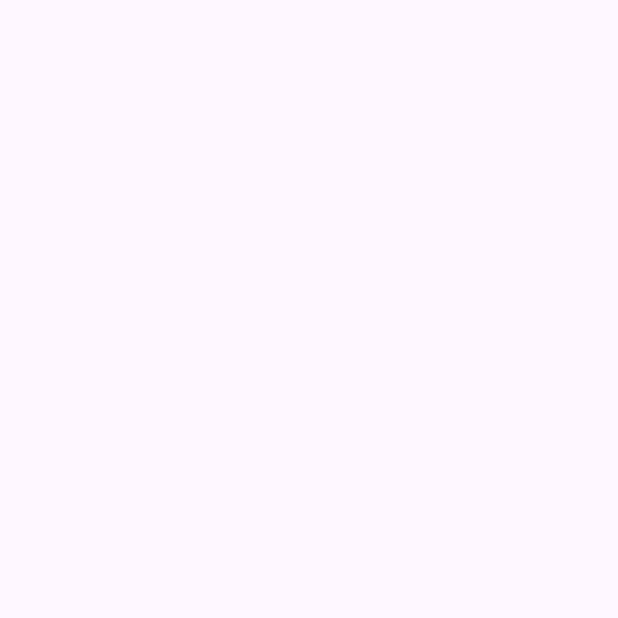
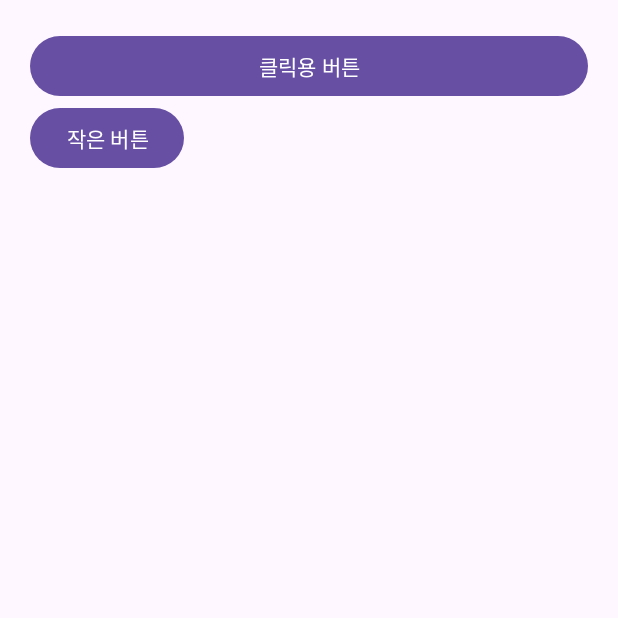
Before and after one commit to sungjakim/kotlinBasic01_Omali, an Android app: the screen it shows after launch (MainActivity), on a phone screen of 412 x 824 dp, the top half of it. Before the commit the part shown is empty. Run offline under Robolectric (Android 15) with nearby library versions, the phone set to English and light mode, and no system bars.

Commit message:
버튼2개 추가->기초 이벤트에 사용할 예정

```diff
--- a/app/build.gradle
+++ b/app/build.gradle
@@ -1,6 +1,7 @@
 plugins {
     id 'com.android.application'
     id 'org.jetbrains.kotlin.android'
+    id 'org.jetbrains.kotlin.android.extensions'
 }
 
 android {
--- a/app/src/main/java/com/omali/kotlinbasic01_omali/MainActivity.kt
+++ b/app/src/main/java/com/omali/kotlinbasic01_omali/MainActivity.kt
@@ -2,10 +2,13 @@ package com.omali.kotlinbasic01_omali
 
 import androidx.appcompat.app.AppCompatActivity
 import android.os.Bundle
+import kotlinx.android.synthetic.main.activity_main.smallBtn
 
 class MainActivity : AppCompatActivity() {
     override fun onCreate(savedInstanceState: Bundle?) {
         super.onCreate(savedInstanceState)
         setContentView(R.layout.activity_main)
+
+        smallBtn
     }
 }
--- a/app/src/main/res/layout/activity_main.xml
+++ b/app/src/main/res/layout/activity_main.xml
@@ -5,7 +5,20 @@
     android:layout_width="match_parent"
     android:layout_height="match_parent"
     android:orientation="vertical"
+    android:padding="20dp"
     tools:context=".MainActivity">
+
+    <Button
+        android:id="@+id/clickBtn"
+        android:layout_width="match_parent"
+        android:layout_height="wrap_content"
+        android:text="클릭용 버튼" />
+
+    <Button
+        android:id="@+id/smallBtn"
+        android:layout_width="wrap_content"
+        android:layout_height="wrap_content"
+        android:text="작은 버튼" />
 
 
 </LinearLayout>
```
